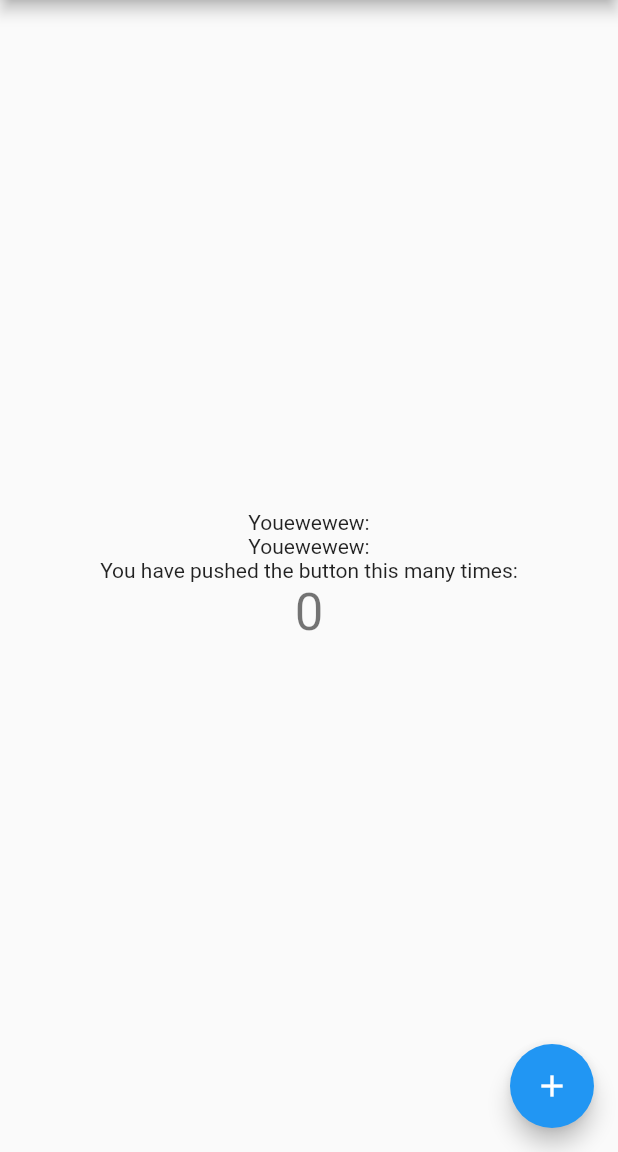
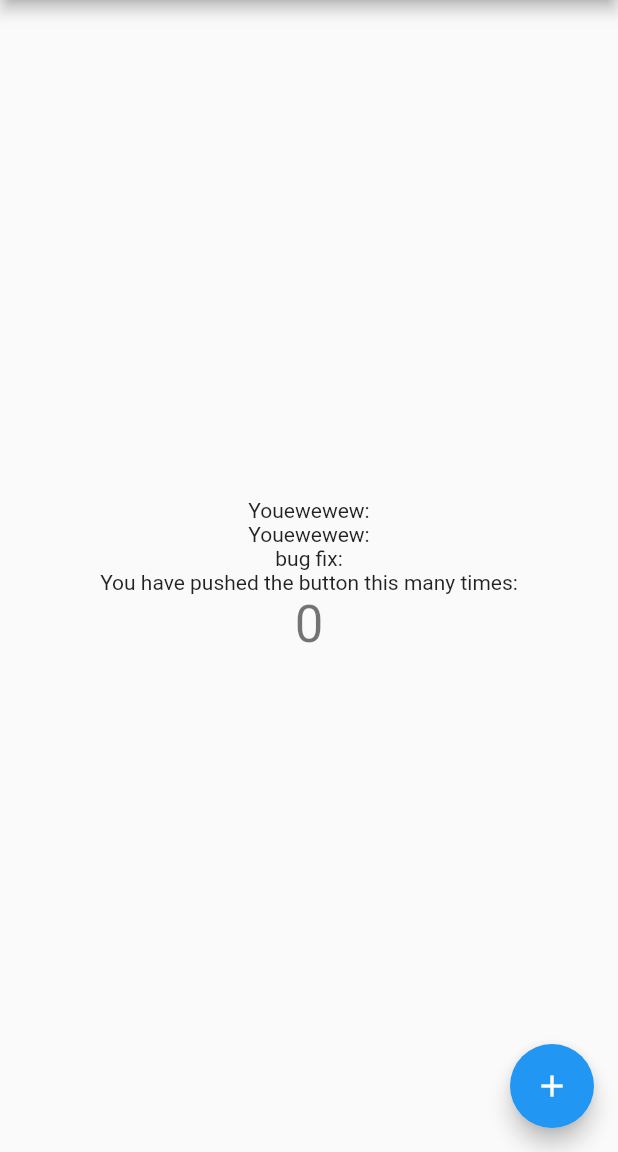
Before and after one commit to omi-hanscarreon/sample-flutter-ci-cd, a Flutter app: the screen it shows after launch, on a phone screen of 412 x 824 dp, the part 84-1236 px from its top. Run offline on Flutter 3.47's test engine with Material 2 defaults, Android fonts, the phone set to English and light mode, and no system bars.

Commit message:
fix: TEST-bugid testingt the bug

```diff
--- a/lib/main.dart
+++ b/lib/main.dart
@@ -102,6 +102,9 @@ class _MyHomePageState extends State<MyHomePage> {
               'Youewewew:',
             ),
             const Text(
+              'bug fix:',
+            ),
+            const Text(
               'You have pushed the button this many times:',
             ),
             Text(
```
